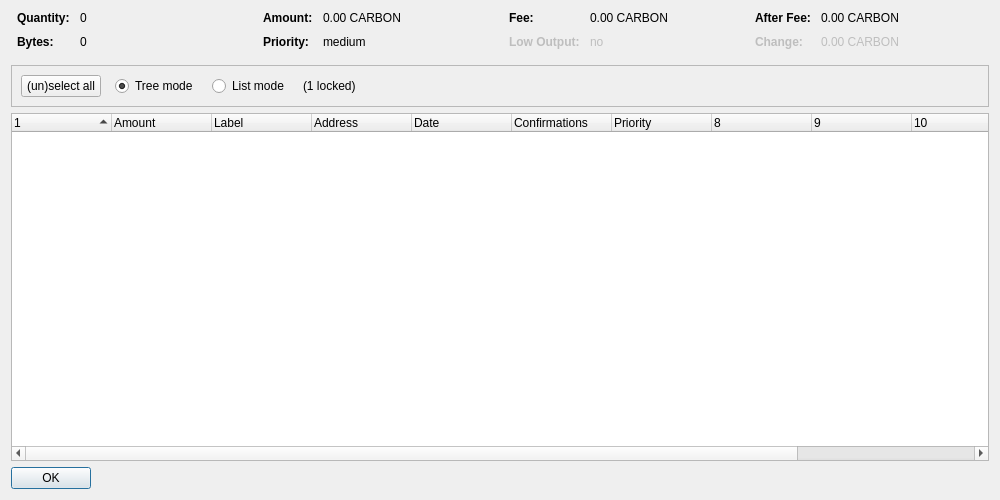
Before: the Qt Designer form src/qt/forms/coincontroldialog.ui in carboncointrust/CC, drawn with Qt 5.
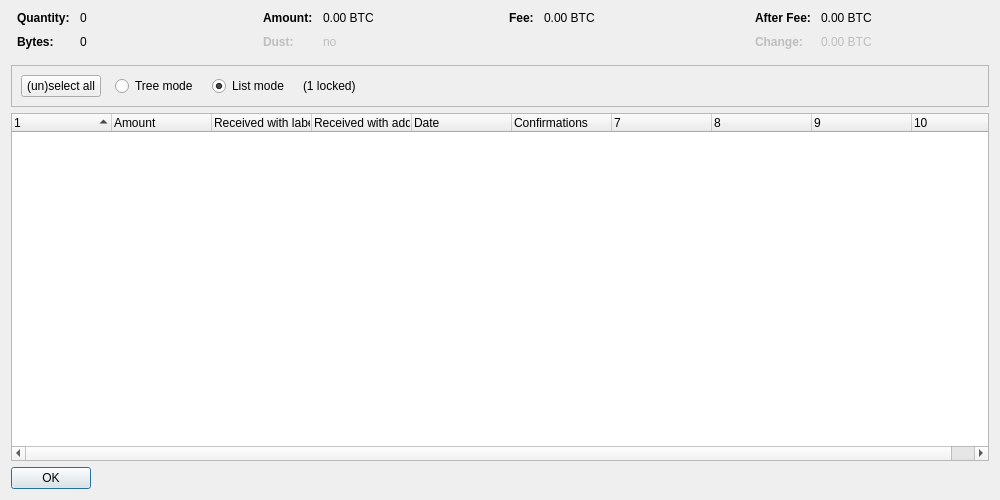
After: the same form once the commit is applied. Custom widgets are drawn as their Qt base class.

```diff
--- a/src/qt/forms/coincontroldialog.ui
+++ b/src/qt/forms/coincontroldialog.ui
@@ -132,7 +132,7 @@
           <enum>Qt::ActionsContextMenu</enum>
          </property>
          <property name="text">
-          <string notr="true">0.00 CARBON</string>
+          <string notr="true">0.00 BTC</string>
          </property>
          <property name="textInteractionFlags">
           <set>Qt::LinksAccessibleByMouse|Qt::TextSelectableByKeyboard|Qt::TextSelectableByMouse</set>
@@ -140,7 +140,10 @@
         </widget>
        </item>
        <item row="1" column="0">
-        <widget class="QLabel" name="labelCoinControlPriorityText">
+        <widget class="QLabel" name="labelCoinControlLowOutputText">
+         <property name="enabled">
+          <bool>false</bool>
+         </property>
          <property name="font">
           <font>
            <weight>75</weight>
@@ -148,12 +151,15 @@
           </font>
          </property>
          <property name="text">
-          <string>Priority:</string>
+          <string>Dust:</string>
          </property>
         </widget>
        </item>
        <item row="1" column="1">
-        <widget class="QLabel" name="labelCoinControlPriority">
+        <widget class="QLabel" name="labelCoinControlLowOutput">
+         <property name="enabled">
+          <bool>false</bool>
+         </property>
          <property name="cursor">
           <cursorShape>IBeamCursor</cursorShape>
          </property>
@@ -161,7 +167,7 @@
           <enum>Qt::ActionsContextMenu</enum>
          </property>
          <property name="text">
-          <string notr="true">medium</string>
+          <string notr="true">no</string>
          </property>
          <property name="textInteractionFlags">
           <set>Qt::LinksAccessibleByMouse|Qt::TextSelectableByKeyboard|Qt::TextSelectableByMouse</set>
@@ -206,42 +212,7 @@
           <enum>Qt::ActionsContextMenu</enum>
          </property>
          <property name="text">
-          <string notr="true">0.00 CARBON</string>
-         </property>
-         <property name="textInteractionFlags">
-          <set>Qt::LinksAccessibleByMouse|Qt::TextSelectableByKeyboard|Qt::TextSelectableByMouse</set>
-         </property>
-        </widget>
-       </item>
-       <item row="1" column="0">
-        <widget class="QLabel" name="labelCoinControlLowOutputText">
-         <property name="enabled">
-          <bool>false</bool>
-         </property>
-         <property name="font">
-          <font>
-           <weight>75</weight>
-           <bold>true</bold>
-          </font>
-         </property>
-         <property name="text">
-          <string>Low Output:</string>
-         </property>
-        </widget>
-       </item>
-       <item row="1" column="1">
-        <widget class="QLabel" name="labelCoinControlLowOutput">
-         <property name="enabled">
-          <bool>false</bool>
-         </property>
-         <property name="cursor">
-          <cursorShape>IBeamCursor</cursorShape>
-         </property>
-         <property name="contextMenuPolicy">
-          <enum>Qt::ActionsContextMenu</enum>
-         </property>
-         <property name="text">
-          <string notr="true">no</string>
+          <string notr="true">0.00 BTC</string>
          </property>
          <property name="textInteractionFlags">
           <set>Qt::LinksAccessibleByMouse|Qt::TextSelectableByKeyboard|Qt::TextSelectableByMouse</set>
@@ -286,7 +257,7 @@
           <enum>Qt::ActionsContextMenu</enum>
          </property>
          <property name="text">
-          <string notr="true">0.00 CARBON</string>
+          <string notr="true">0.00 BTC</string>
          </property>
          <property name="textInteractionFlags">
           <set>Qt::LinksAccessibleByMouse|Qt::TextSelectableByKeyboard|Qt::TextSelectableByMouse</set>
@@ -321,7 +292,7 @@
           <enum>Qt::ActionsContextMenu</enum>
          </property>
          <property name="text">
-          <string notr="true">0.00 CARBON</string>
+          <string notr="true">0.00 BTC</string>
          </property>
          <property name="textInteractionFlags">
           <set>Qt::LinksAccessibleByMouse|Qt::TextSelectableByKeyboard|Qt::TextSelectableByMouse</set>
@@ -376,9 +347,6 @@
           <property name="text">
            <string>Tree mode</string>
           </property>
-          <property name="checked">
-           <bool>true</bool>
-          </property>
          </widget>
         </item>
         <item>
@@ -392,6 +360,9 @@
           <property name="text">
            <string>List mode</string>
           </property>
+          <property name="checked">
+           <bool>true</bool>
+          </property>
          </widget>
         </item>
         <item>
@@ -428,7 +399,7 @@
       <bool>false</bool>
      </property>
      <property name="columnCount">
-      <number>12</number>
+      <number>10</number>
      </property>
      <attribute name="headerShowSortIndicator" stdset="0">
       <bool>true</bool>
@@ -448,12 +419,12 @@
      </column>
      <column>
       <property name="text">
-       <string notr="true">Label</string>
+       <string>Received with label</string>
       </property>
      </column>
      <column>
       <property name="text">
-       <string>Address</string>
+       <string>Received with address</string>
       </property>
      </column>
      <column>
@@ -469,16 +440,6 @@
        <string>Confirmed</string>
       </property>
      </column>
-     <column>
-      <property name="text">
-       <string>Priority</string>
-      </property>
-     </column>
-     <column>
-      <property name="text">
-       <string/>
-      </property>
-     </column>
      <column>
       <property name="text">
        <string/>
```
Left out of the diff: 5 changed lines with no effect on the pictures.
